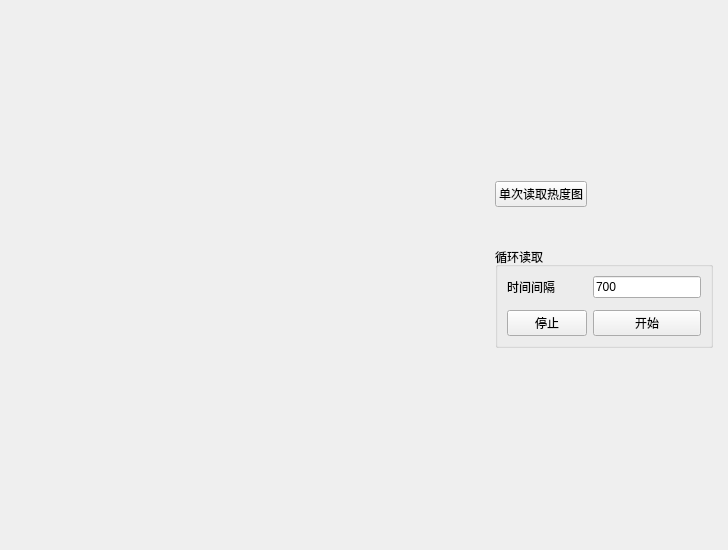
Old version of the form source/plug/thermal_image_ui.ui in the repository chopin1993/protocolmaster-20210731.
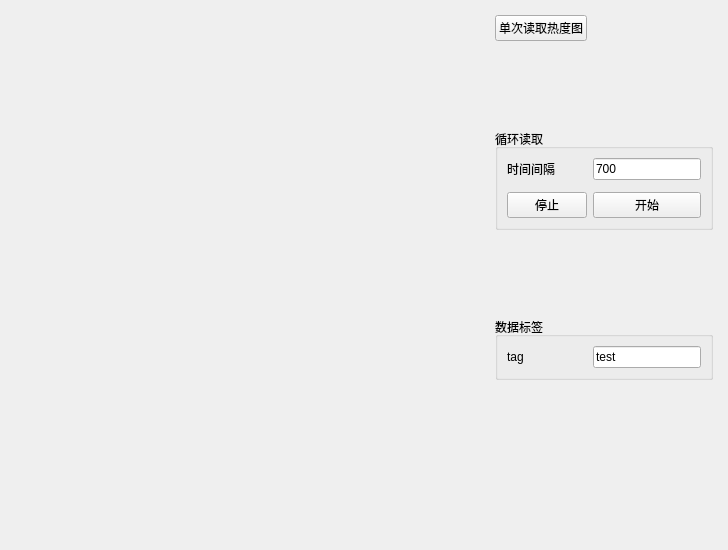
New version of the form.

Diff of the .ui file:
```diff
--- a/source/plug/thermal_image_ui.ui
+++ b/source/plug/thermal_image_ui.ui
@@ -32,7 +32,17 @@
    <property name="spacing">
     <number>15</number>
    </property>
-   <item row="2" column="1" alignment="Qt::AlignLeft|Qt::AlignVCenter">
+   <item row="0" column="0" rowspan="7">
+    <widget class="QWidget" name="image" native="true">
+     <property name="sizePolicy">
+      <sizepolicy hsizetype="Expanding" vsizetype="Expanding">
+       <horstretch>0</horstretch>
+       <verstretch>0</verstretch>
+      </sizepolicy>
+     </property>
+    </widget>
+   </item>
+   <item row="2" column="1">
     <widget class="QGroupBox" name="groupBox">
      <property name="sizePolicy">
       <sizepolicy hsizetype="Fixed" vsizetype="Fixed">
@@ -84,33 +94,36 @@
      </layout>
     </widget>
    </item>
-   <item row="3" column="1">
-    <spacer name="verticalSpacer">
-     <property name="orientation">
-      <enum>Qt::Vertical</enum>
+   <item row="4" column="1">
+    <widget class="QGroupBox" name="groupBox_2">
+     <property name="title">
+      <string>数据标签</string>
      </property>
-     <property name="sizeType">
-      <enum>QSizePolicy::Preferred</enum>
-     </property>
-     <property name="sizeHint" stdset="0">
-      <size>
-       <width>20</width>
-       <height>40</height>
-      </size>
-     </property>
-    </spacer>
-   </item>
-   <item row="0" column="0" rowspan="4">
-    <widget class="QWidget" name="image" native="true">
+     <layout class="QHBoxLayout" name="horizontalLayout">
+      <item>
+       <widget class="QLabel" name="label_2">
+        <property name="text">
+         <string>tag</string>
+        </property>
+       </widget>
+      </item>
+      <item>
+       <widget class="QLineEdit" name="tagLineEdit">
      <property name="sizePolicy">
-      <sizepolicy hsizetype="Expanding" vsizetype="Expanding">
+         <sizepolicy hsizetype="Maximum" vsizetype="Fixed">
        <horstretch>0</horstretch>
        <verstretch>0</verstretch>
       </sizepolicy>
      </property>
-    </widget>
-   </item>
-   <item row="1" column="1" alignment="Qt::AlignLeft">
+        <property name="text">
+         <string>test</string>
+        </property>
+       </widget>
+      </item>
+     </layout>
+    </widget>
+   </item>
+   <item row="0" column="1">
     <widget class="QPushButton" name="readImageButton">
      <property name="sizePolicy">
       <sizepolicy hsizetype="Fixed" vsizetype="Fixed">
```
Lines whose indentation alone changed are shown as unchanged.
